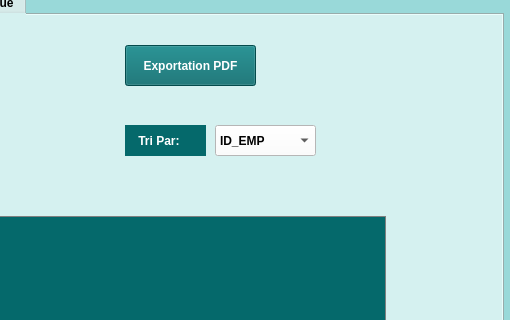
Qt form mainwindow.ui (hamzaoui45/projetc-) before a commit; both pictures show x 626 to 1136 and y 120 to 440 of the 1136 by 662 pixel window.
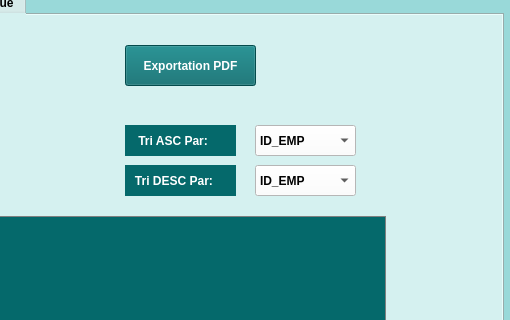
The same form after that commit. The open tabs and pages were chosen to show the change. Icons and pictures are not drawn.

Patch:
```diff
--- a/mainwindow.ui
+++ b/mainwindow.ui
@@ -4637,7 +4637,7 @@
         <rect>
          <x>550</x>
          <y>110</y>
-         <width>81</width>
+         <width>111</width>
          <height>31</height>
         </rect>
        </property>
@@ -5121,7 +5121,7 @@
 </string>
        </property>
        <property name="text">
-        <string>    Tri Par:</string>
+        <string>    Tri ASC Par:</string>
        </property>
       </widget>
       <widget class="QPushButton" name="exp">
@@ -5618,7 +5618,7 @@
       <widget class="QComboBox" name="tri">
        <property name="geometry">
         <rect>
-         <x>640</x>
+         <x>680</x>
          <y>110</y>
          <width>101</width>
          <height>31</height>
@@ -6187,6 +6187,537 @@
         <string notr="true">background-color: rgb(255, 255, 255);</string>
        </property>
       </widget>
+      <widget class="QLabel" name="label_32">
+       <property name="geometry">
+        <rect>
+         <x>550</x>
+         <y>150</y>
+         <width>111</width>
+         <height>31</height>
+        </rect>
+       </property>
+       <property name="palette">
+        <palette>
+         <active>
+          <colorrole role="WindowText">
+           <brush brushstyle="SolidPattern">
+            <color alpha="255">
+             <red>0</red>
+             <green>0</green>
+             <blue>0</blue>
+            </color>
+           </brush>
+          </colorrole>
+          <colorrole role="Button">
+           <brush brushstyle="SolidPattern">
+            <color alpha="255">
+             <red>5</red>
+             <green>105</green>
+             <blue>107</blue>
+            </color>
+           </brush>
+          </colorrole>
+          <colorrole role="Light">
+           <brush brushstyle="SolidPattern">
+            <color alpha="255">
+             <red>255</red>
+             <green>255</green>
+             <blue>255</blue>
+            </color>
+           </brush>
+          </colorrole>
+          <colorrole role="Midlight">
+           <brush brushstyle="SolidPattern">
+            <color alpha="255">
+             <red>255</red>
+             <green>255</green>
+             <blue>255</blue>
+            </color>
+           </brush>
+          </colorrole>
+          <colorrole role="Dark">
+           <brush brushstyle="SolidPattern">
+            <color alpha="255">
+             <red>127</red>
+             <green>127</green>
+             <blue>127</blue>
+            </color>
+           </brush>
+          </colorrole>
+          <colorrole role="Mid">
+           <brush brushstyle="SolidPattern">
+            <color alpha="255">
+             <red>170</red>
+             <green>170</green>
+             <blue>170</blue>
+            </color>
+           </brush>
+          </colorrole>
+          <colorrole role="Text">
+           <brush brushstyle="SolidPattern">
+            <color alpha="255">
+             <red>0</red>
+             <green>0</green>
+             <blue>0</blue>
+            </color>
+           </brush>
+          </colorrole>
+          <colorrole role="BrightText">
+           <brush brushstyle="SolidPattern">
+            <color alpha="255">
+             <red>255</red>
+             <green>255</green>
+             <blue>255</blue>
+            </color>
+           </brush>
+          </colorrole>
+          <colorrole role="ButtonText">
+           <brush brushstyle="SolidPattern">
+            <color alpha="255">
+             <red>0</red>
+             <green>0</green>
+             <blue>0</blue>
+            </color>
+           </brush>
+          </colorrole>
+          <colorrole role="Base">
+           <brush brushstyle="SolidPattern">
+            <color alpha="255">
+             <red>5</red>
+             <green>105</green>
+             <blue>107</blue>
+            </color>
+           </brush>
+          </colorrole>
+          <colorrole role="Window">
+           <brush brushstyle="SolidPattern">
+            <color alpha="255">
+             <red>5</red>
+             <green>105</green>
+             <blue>107</blue>
+            </color>
+           </brush>
+          </colorrole>
+          <colorrole role="Shadow">
+           <brush brushstyle="SolidPattern">
+            <color alpha="255">
+             <red>0</red>
+             <green>0</green>
+             <blue>0</blue>
+            </color>
+           </brush>
+          </colorrole>
+          <colorrole role="AlternateBase">
+           <brush brushstyle="SolidPattern">
+            <color alpha="255">
+             <red>255</red>
+             <green>255</green>
+             <blue>255</blue>
+            </color>
+           </brush>
+          </colorrole>
+          <colorrole role="ToolTipBase">
+           <brush brushstyle="SolidPattern">
+            <color alpha="255">
+             <red>255</red>
+             <green>255</green>
+             <blue>220</blue>
+            </color>
+           </brush>
+          </colorrole>
+          <colorrole role="ToolTipText">
+           <brush brushstyle="SolidPattern">
+            <color alpha="255">
+             <red>0</red>
+             <green>0</green>
+             <blue>0</blue>
+            </color>
+           </brush>
+          </colorrole>
+          <colorrole role="PlaceholderText">
+           <brush brushstyle="SolidPattern">
+            <color alpha="127">
+             <red>0</red>
+             <green>0</green>
+             <blue>0</blue>
+            </color>
+           </brush>
+          </colorrole>
+          <colorrole role="Accent">
+           <brush brushstyle="SolidPattern">
+            <color alpha="255">
+             <red>255</red>
+             <green>255</green>
+             <blue>255</blue>
+            </color>
+           </brush>
+          </colorrole>
+         </active>
+         <inactive>
+          <colorrole role="WindowText">
+           <brush brushstyle="SolidPattern">
+            <color alpha="255">
+             <red>0</red>
+             <green>0</green>
+             <blue>0</blue>
+            </color>
+           </brush>
+          </colorrole>
+          <colorrole role="Button">
+           <brush brushstyle="SolidPattern">
+            <color alpha="255">
+             <red>5</red>
+             <green>105</green>
+             <blue>107</blue>
+            </color>
+           </brush>
+          </colorrole>
+          <colorrole role="Light">
+           <brush brushstyle="SolidPattern">
+            <color alpha="255">
+             <red>255</red>
+             <green>255</green>
+             <blue>255</blue>
+            </color>
+           </brush>
+          </colorrole>
+          <colorrole role="Midlight">
+           <brush brushstyle="SolidPattern">
+            <color alpha="255">
+             <red>255</red>
+             <green>255</green>
+             <blue>255</blue>
+            </color>
+           </brush>
+          </colorrole>
+          <colorrole role="Dark">
+           <brush brushstyle="SolidPattern">
+            <color alpha="255">
+             <red>127</red>
+             <green>127</green>
+             <blue>127</blue>
+            </color>
+           </brush>
+          </colorrole>
+          <colorrole role="Mid">
+           <brush brushstyle="SolidPattern">
+            <color alpha="255">
+             <red>170</red>
+             <green>170</green>
+             <blue>170</blue>
+            </color>
+           </brush>
+          </colorrole>
+          <colorrole role="Text">
+           <brush brushstyle="SolidPattern">
+            <color alpha="255">
+             <red>0</red>
+             <green>0</green>
+             <blue>0</blue>
+            </color>
+           </brush>
+          </colorrole>
+          <colorrole role="BrightText">
+           <brush brushstyle="SolidPattern">
+            <color alpha="255">
+             <red>255</red>
+             <green>255</green>
+             <blue>255</blue>
+            </color>
+           </brush>
+          </colorrole>
+          <colorrole role="ButtonText">
+           <brush brushstyle="SolidPattern">
+            <color alpha="255">
+             <red>0</red>
+             <green>0</green>
+             <blue>0</blue>
+            </color>
+           </brush>
+          </colorrole>
+          <colorrole role="Base">
+           <brush brushstyle="SolidPattern">
+            <color alpha="255">
+             <red>5</red>
+             <green>105</green>
+             <blue>107</blue>
+            </color>
+           </brush>
+          </colorrole>
+          <colorrole role="Window">
+           <brush brushstyle="SolidPattern">
+            <color alpha="255">
+             <red>5</red>
+             <green>105</green>
+             <blue>107</blue>
+            </color>
+           </brush>
+          </colorrole>
+          <colorrole role="Shadow">
+           <brush brushstyle="SolidPattern">
+            <color alpha="255">
+             <red>0</red>
+             <green>0</green>
+             <blue>0</blue>
+            </color>
+           </brush>
+          </colorrole>
+          <colorrole role="AlternateBase">
+           <brush brushstyle="SolidPattern">
+            <color alpha="255">
+             <red>255</red>
+             <green>255</green>
+             <blue>255</blue>
+            </color>
+           </brush>
+          </colorrole>
+          <colorrole role="ToolTipBase">
+           <brush brushstyle="SolidPattern">
+            <color alpha="255">
+             <red>255</red>
+             <green>255</green>
+             <blue>220</blue>
+            </color>
+           </brush>
+          </colorrole>
+          <colorrole role="ToolTipText">
+           <brush brushstyle="SolidPattern">
+            <color alpha="255">
+             <red>0</red>
+             <green>0</green>
+             <blue>0</blue>
+            </color>
+           </brush>
+          </colorrole>
+          <colorrole role="PlaceholderText">
+           <brush brushstyle="SolidPattern">
+            <color alpha="127">
+             <red>0</red>
+             <green>0</green>
+             <blue>0</blue>
+            </color>
+           </brush>
+          </colorrole>
+          <colorrole role="Accent">
+           <brush brushstyle="SolidPattern">
+            <color alpha="255">
+             <red>255</red>
+             <green>255</green>
+             <blue>255</blue>
+            </color>
+           </brush>
+          </colorrole>
+         </inactive>
+         <disabled>
+          <colorrole role="WindowText">
+           <brush brushstyle="SolidPattern">
+            <color alpha="255">
+             <red>127</red>
+             <green>127</green>
+             <blue>127</blue>
+            </color>
+           </brush>
+          </colorrole>
+          <colorrole role="Button">
+           <brush brushstyle="SolidPattern">
+            <color alpha="255">
+             <red>5</red>
+             <green>105</green>
+             <blue>107</blue>
+            </color>
+           </brush>
+          </colorrole>
+          <colorrole role="Light">
+           <brush brushstyle="SolidPattern">
+            <color alpha="255">
+             <red>255</red>
+             <green>255</green>
+             <blue>255</blue>
+            </color>
+           </brush>
+          </colorrole>
+          <colorrole role="Midlight">
+           <brush brushstyle="SolidPattern">
+            <color alpha="255">
+             <red>255</red>
+             <green>255</green>
+             <blue>255</blue>
+            </color>
+           </brush>
+          </colorrole>
+          <colorrole role="Dark">
+           <brush brushstyle="SolidPattern">
+            <color alpha="255">
+             <red>127</red>
+             <green>127</green>
+             <blue>127</blue>
+            </color>
+           </brush>
+          </colorrole>
+          <colorrole role="Mid">
+           <brush brushstyle="SolidPattern">
+            <color alpha="255">
+             <red>170</red>
+             <green>170</green>
+             <blue>170</blue>
+            </color>
+           </brush>
+          </colorrole>
+          <colorrole role="Text">
+           <brush brushstyle="SolidPattern">
+            <color alpha="255">
+             <red>127</red>
+             <green>127</green>
+             <blue>127</blue>
+            </color>
+           </brush>
+          </colorrole>
+          <colorrole role="BrightText">
+           <brush brushstyle="SolidPattern">
+            <color alpha="255">
+             <red>255</red>
+             <green>255</green>
+             <blue>255</blue>
+            </color>
+           </brush>
+          </colorrole>
+          <colorrole role="ButtonText">
+           <brush brushstyle="SolidPattern">
+            <color alpha="255">
+             <red>127</red>
+             <green>127</green>
+             <blue>127</blue>
+            </color>
+           </brush>
+          </colorrole>
+          <colorrole role="Base">
+           <brush brushstyle="SolidPattern">
+            <color alpha="255">
+             <red>5</red>
+             <green>105</green>
+             <blue>107</blue>
+            </color>
+           </brush>
+          </colorrole>
+          <colorrole role="Window">
+           <brush brushstyle="SolidPattern">
+            <color alpha="255">
+             <red>5</red>
+             <green>105</green>
+             <blue>107</blue>
+            </color>
+           </brush>
+          </colorrole>
+          <colorrole role="Shadow">
+           <brush brushstyle="SolidPattern">
+            <color alpha="255">
+             <red>0</red>
+             <green>0</green>
+             <blue>0</blue>
+            </color>
+           </brush>
+          </colorrole>
+          <colorrole role="AlternateBase">
+           <brush brushstyle="SolidPattern">
+            <color alpha="255">
+             <red>255</red>
+             <green>255</green>
+             <blue>255</blue>
+            </color>
+           </brush>
+          </colorrole>
+          <colorrole role="ToolTipBase">
+           <brush brushstyle="SolidPattern">
+            <color alpha="255">
+             <red>255</red>
+             <green>255</green>
+             <blue>220</blue>
+            </color>
+           </brush>
+          </colorrole>
+          <colorrole role="ToolTipText">
+           <brush brushstyle="SolidPattern">
+            <color alpha="255">
+             <red>0</red>
+             <green>0</green>
+             <blue>0</blue>
+            </color>
+           </brush>
+          </colorrole>
+          <colorrole role="PlaceholderText">
+           <brush brushstyle="SolidPattern">
+            <color alpha="127">
+             <red>127</red>
+             <green>127</green>
+             <blue>127</blue>
+            </color>
+           </brush>
+          </colorrole>
+          <colorrole role="Accent">
+           <brush brushstyle="SolidPattern">
+            <color alpha="255">
+             <red>255</red>
+             <green>255</green>
+             <blue>255</blue>
+            </color>
+           </brush>
+          </colorrole>
+         </disabled>
+        </palette>
+       </property>
+       <property name="font">
+        <font>
+         <bold>true</bold>
+        </font>
+       </property>
+       <property name="styleSheet">
+        <string notr="true">background-color: #05696b;
+color: white;
+</string>
+       </property>
+       <property name="text">
+        <string>   Tri DESC Par:</string>
+       </property>
+      </widget>
+      <widget class="QComboBox" name="tr">
+       <property name="geometry">
+        <rect>
+         <x>680</x>
+         <y>150</y>
+         <width>101</width>
+         <height>31</height>
+        </rect>
+       </property>
+       <property name="font">
+        <font>
+         <bold>true</bold>
+        </font>
+       </property>
+       <property name="styleSheet">
+        <string notr="true">background-color: rgb(255, 255, 255);
+color: rgb(0, 0, 0);</string>
+       </property>
+       <item>
+        <property name="text">
+         <string>ID_EMP</string>
+        </property>
+       </item>
+       <item>
+        <property name="text">
+         <string>SALAIRE</string>
+        </property>
+       </item>
+       <item>
+        <property name="text">
+         <string>NOM</string>
+        </property>
+       </item>
+       <item>
+        <property name="text">
+         <string>DATE_EMB</string>
+        </property>
+       </item>
+      </widget>
      </widget>
      <widget class="QWidget" name="tab">
       <attribute name="title">
```
Left out of the diff: 11 changed lines with no effect on the pictures.
